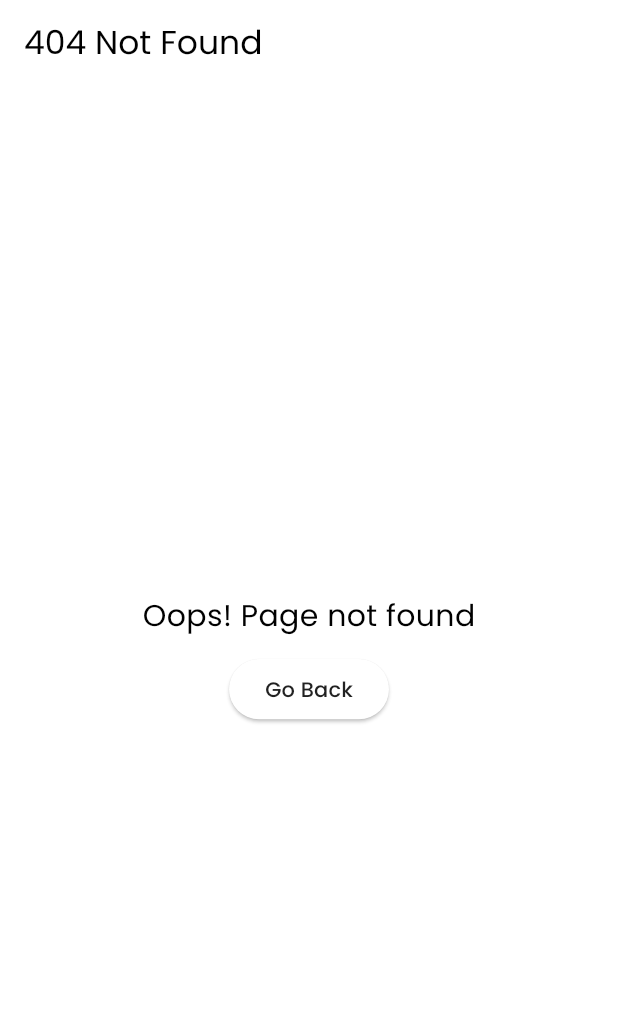
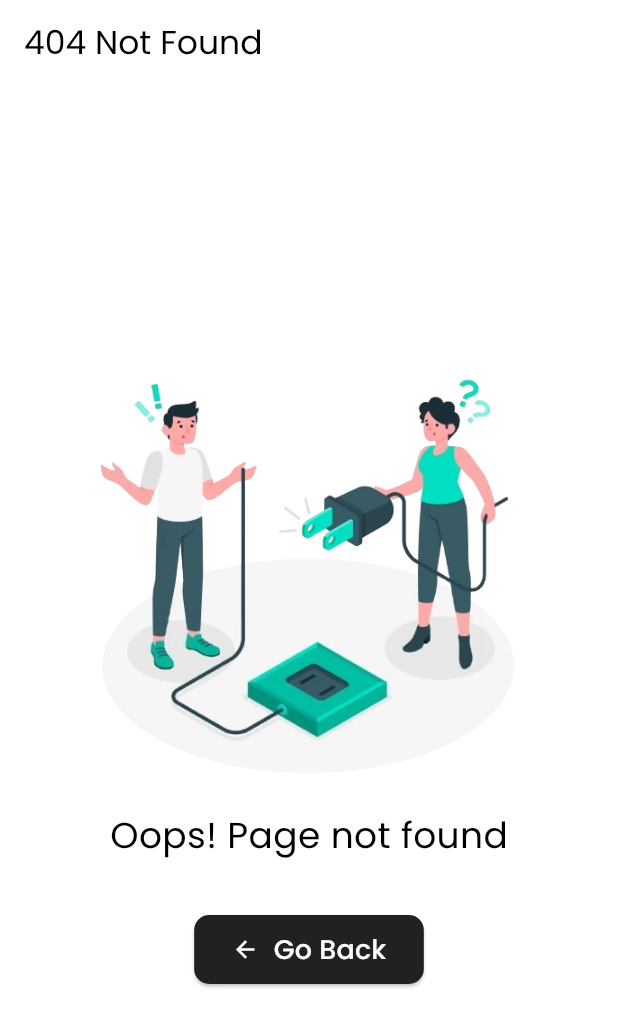
Before and after one commit to yahyapoernama/Ein-Ecommerce, a Flutter app: the NotFoundScreen screen opened directly, on a phone screen of 412 x 824 dp. Shown: the top 1027 px of the screen. Run offline on Flutter 3.47's test engine with Material 3 defaults, Android fonts, the phone set to English and light mode, and no system bars; our stand-ins replace connectivity, dio, equatable, flutter_bloc, flutter_dotenv, hive_flutter and 3 more; accounts and stored records are empty; network calls fail.

Commit message:
style: Enhance Not Found screen design with improved UI elements

```diff
--- a/lib/screens/dashboard_screen.dart
+++ b/lib/screens/dashboard_screen.dart
@@ -193,7 +193,9 @@ class _DashboardPageState extends State<DashboardPage> with AutomaticKeepAliveCl
                         PrimaryButton(
                           text: 'Check Now',
                           backgroundColor: Colors.orange[400],
-                          onPressed: () {},
+                          onPressed: () {
+                            Navigator.pushNamed(context, '/flash-sale');
+                          },
                         ),
                       ],
                     ),
--- a/lib/screens/not_found_screen.dart
+++ b/lib/screens/not_found_screen.dart
@@ -1,3 +1,5 @@
+import 'package:ein_ecommerce/components/buttons/primary_button.dart';
+import 'package:ein_ecommerce/constants/app_colors.dart';
 import 'package:flutter/material.dart';
 
 class NotFoundScreen extends StatelessWidget {
@@ -11,17 +13,43 @@ class NotFoundScreen extends StatelessWidget {
         child: Column(
           mainAxisAlignment: MainAxisAlignment.center,
           children: [
-            const Text('Oops! Page not found', style: TextStyle(fontSize: 20)),
-            const SizedBox(height: 10),
-            ElevatedButton(
+            Image.asset(
+              'assets/images/error.webp',
+              width: 300,
+            ),
+            const SizedBox(height: 16),
+            const Text(
+              'Oops! Page not found',
+              style: TextStyle(fontSize: 24),
+            ),
+            const SizedBox(height: 36),
+            PrimaryButton(
+              text: 'Go Back',
               onPressed: () {
-                Navigator.pop(context); // Kembali ke halaman sebelumnya
+                Navigator.pop(context);
               },
-              child: const Text('Go Back'),
+              backgroundColor: AppColors.primary,
+              icon: Icons.arrow_back,
+              padding: const EdgeInsets.symmetric(horizontal: 15, vertical: 5)
             ),
           ],
         ),
       ),
+      // body: Center(
+      //   child: Column(
+      //     mainAxisAlignment: MainAxisAlignment.center,
+      //     children: [
+      //       const Text('Oops! Page not found', style: TextStyle(fontSize: 20)),
+      //       const SizedBox(height: 10),
+      //       ElevatedButton(
+      //         onPressed: () {
+      //           Navigator.pop(context); // Kembali ke halaman sebelumnya
+      //         },
+      //         child: const Text('Go Back'),
+      //       ),
+      //     ],
+      //   ),
+      // ),
     );
   }
 }
```
